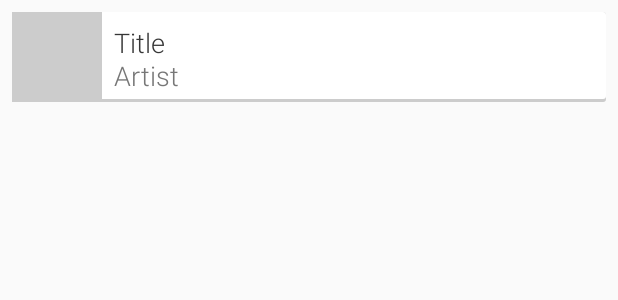
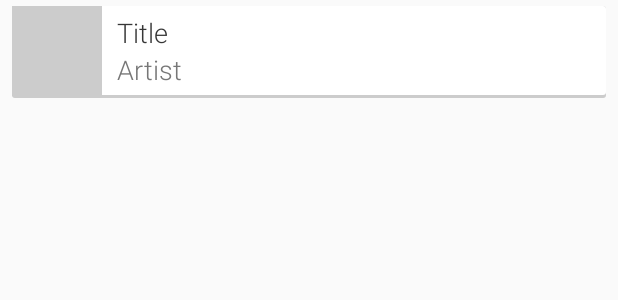
Before and after one commit to leovanhaaren/CrowdPlay, an Android app: the layout playlist_list_item.xml on its own in the app's theme, with its tools: preview values and no code run, on a phone screen of 412 x 824 dp. Shown: the top 300 px of the screen. Run offline under Robolectric (Android 15) with nearby library versions, the phone set to English and light mode, and no system bars.

Commit message:
Playlist fixing

```diff
--- a/app/src/main/java/com/jvrhenen/crowdplay/app/Adapters/RoomListAdapter.java
+++ b/app/src/main/java/com/jvrhenen/crowdplay/app/Adapters/RoomListAdapter.java
@@ -63,7 +63,10 @@ public class RoomListAdapter extends BaseAdapter {
         Room room = getItem(position);
 
         name.setText(room.getName());
-        queue.setText(room.getTracks().size() + " items in queue");
+        if(room.getTracks() != null)
+            queue.setText(room.getTracks().size() + " items in queue");
+        else
+            queue.setText("No items in queue");
         //track.setText(room.getCurrentTrack());
 
         // Set album art
--- a/app/src/main/java/com/jvrhenen/crowdplay/app/model/Room.java
+++ b/app/src/main/java/com/jvrhenen/crowdplay/app/model/Room.java
@@ -33,8 +33,8 @@ public class Room {
     }
 
     public Room(String name){
-        this.name = name;
-        this.date = new Date();
+        this.name   = name;
+        this.date   = new Date();
     }
 
     public int getId() {
--- a/app/src/main/res/layout/playlist_list_item.xml
+++ b/app/src/main/res/layout/playlist_list_item.xml
@@ -10,27 +10,31 @@
         android:layout_height="wrap_content"
         android:background="@drawable/card_background"
         android:layout_marginLeft="8dp"
-        android:layout_marginTop="8dp"
+        android:layout_marginTop="4dp"
         android:layout_marginRight="8dp"
-        android:layout_marginBottom="8dp">
+        android:layout_marginBottom="4dp">
 
         <ImageView
             android:layout_width="60dp"
-            android:layout_height="60dp"
+            android:layout_height="fill_parent"
             android:id="@+id/playlist_list_item_art"
             android:scaleType="fitCenter"
-            android:background="#ccc" />
+            android:background="#ccc"
+            android:layout_marginBottom="1dp" />
 
         <LinearLayout
             android:orientation="vertical"
             android:layout_width="fill_parent"
-            android:layout_height="fill_parent"
-            android:padding="8dp">
+            android:layout_height="wrap_content"
+            android:paddingTop="5dp"
+            android:paddingLeft="10dp"
+            android:paddingRight="10dp"
+            android:paddingBottom="5dp"
+            android:layout_marginBottom="1dp">
 
             <TextView
                 android:layout_width="fill_parent"
                 android:layout_height="wrap_content"
-                android:layout_weight="1"
                 android:id="@+id/playlist_list_item_title"
                 android:text="Title"
                 android:textAppearance="@style/PlayListItem.Track" />
@@ -38,7 +42,6 @@
             <TextView
                 android:layout_width="fill_parent"
                 android:layout_height="wrap_content"
-                android:layout_weight="1"
                 android:id="@+id/playlist_list_item_artist"
                 android:text="Artist"
                 android:textAppearance="@style/PlayListItem.Album" />
--- a/app/src/main/res/values/strings.xml
+++ b/app/src/main/res/values/strings.xml
@@ -12,7 +12,7 @@
     <string name="rooms_overview_dialog_ok">Ok</string>
 
     <string name="rooms_overview_emptystate_title">No rooms found</string>
-    <string name="rooms_overview_emptystate_text">To search for rooms, press to refresh icon in the menu</string>
+    <string name="rooms_overview_emptystate_text">To search for rooms, press icon in the menu to refresh</string>
 
     <string name="room_play_action_broadcast">Broadcast room</string>
     <string name="room_play_action_edit">Edit room</string>
--- a/app/src/main/res/values/styles.xml
+++ b/app/src/main/res/values/styles.xml
@@ -20,7 +20,7 @@
     <style name="RoomListItem.Playing" parent="@android:style/TextAppearance.Small">
         <item name="android:textColor">#b0b0b0</item>
         <item name="android:fontFamily">sans-serif-light</item>
-        <item name="android:textStyle">normal</item>
+        <item name="android:textStyle">italic</item>
     </style>
 
     <style name="RoomListItem.Track" parent="@android:style/TextAppearance.Small">
@@ -44,7 +44,7 @@
     <style name="Player.Track" parent="@android:style/TextAppearance.Small">
         <item name="android:textColor">#FFF</item>
         <item name="android:fontFamily">sans-serif-light</item>
-        <item name="android:textStyle">normal</item>
+        <item name="android:textStyle">italic</item>
     </style>
 
     <style name="Player.AddTrack" parent="@android:style/TextAppearance.Small">
```
Also changed, not shown: app/src/main/java/com/jvrhenen/crowdplay/app/RoomPlayActivity.java (+10 -1 lines), app/src/main/res/layout/activity_room_play.xml (+9 -16 lines), app/src/main/res/menu/room_play.xml (+4 -6 lines), app/src/main/res/menu/rooms_overview.xml (+4 -6 lines).
